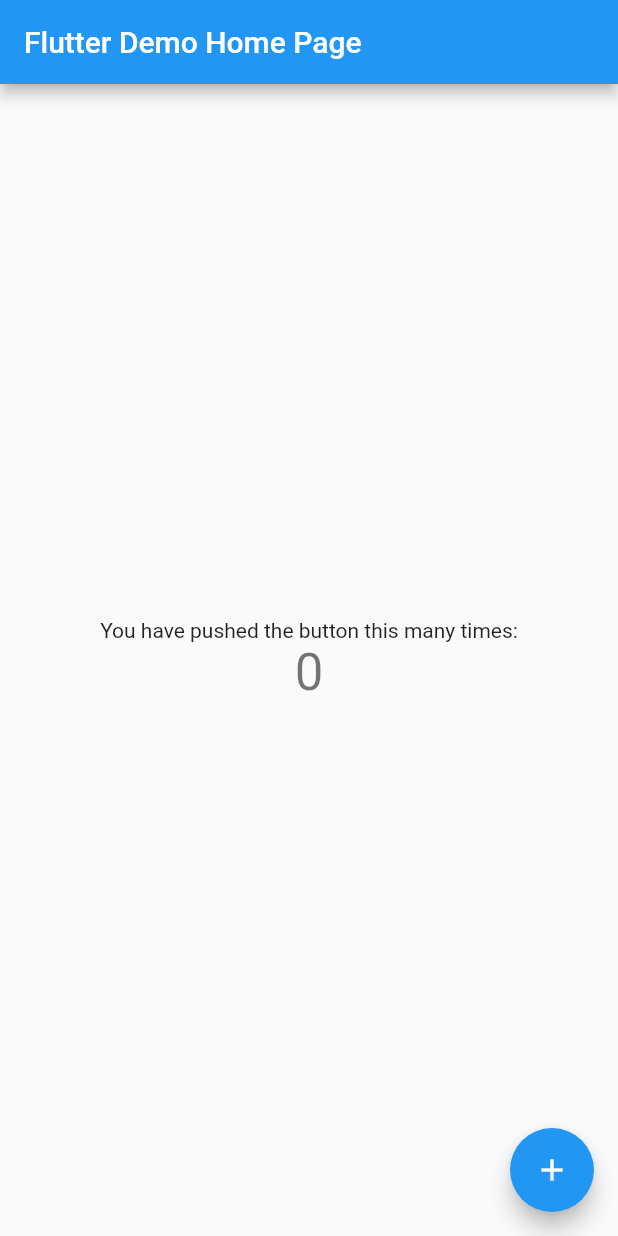
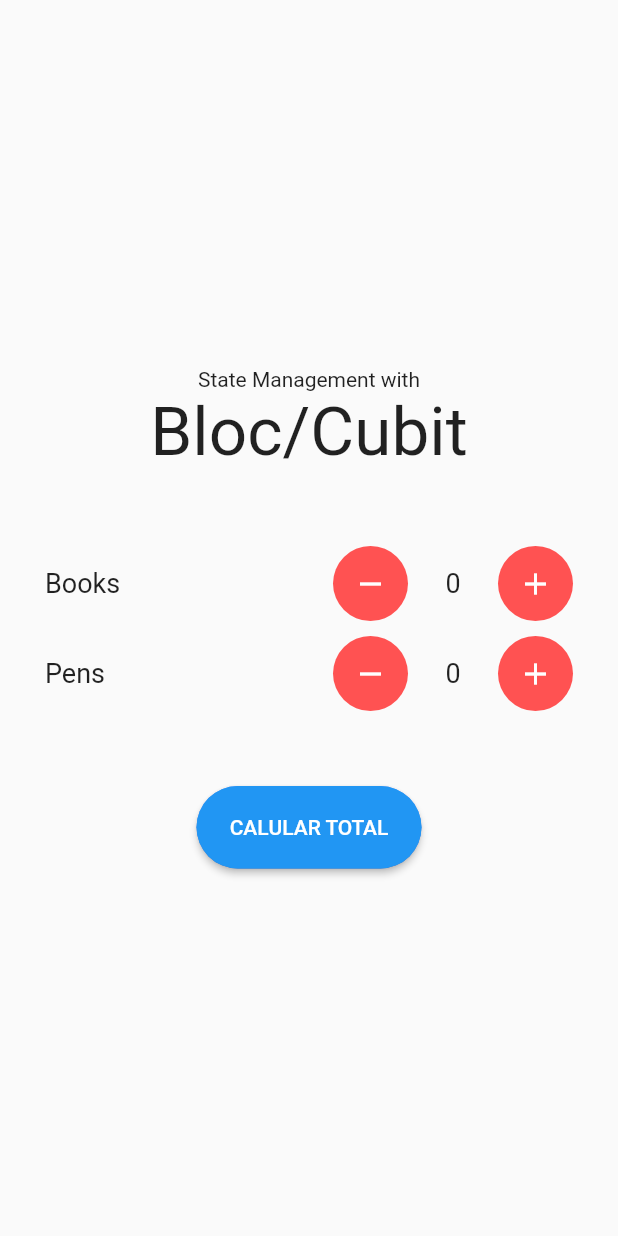
Before and after one commit to caruzojr/std_flutter_state_management_bloc_cubit, a Flutter app: the screen it shows after launch, on a phone screen of 412 x 824 dp. Run offline on Flutter 3.47's test engine with Material 2 defaults, Android fonts, the phone set to English and light mode, and no system bars; our stand-ins replace bloc, equatable, flutter_bloc.

Commit message:
implements state management with Bloc/Cubit

```diff
--- a/lib/main.dart
+++ b/lib/main.dart
@@ -1,113 +1,20 @@
 import 'package:flutter/material.dart';
+import 'package:std_flutter_state_management_bloc_cubit/modules/home/pages/home_page.dart';
 
 void main() {
   runApp(MyApp());
 }
 
 class MyApp extends StatelessWidget {
-  // This widget is the root of your application.
   @override
   Widget build(BuildContext context) {
     return MaterialApp(
+      debugShowCheckedModeBanner: false,
       title: 'Flutter Demo',
       theme: ThemeData(
-        // This is the theme of your application.
-        //
-        // Try running your application with "flutter run". You'll see the
-        // application has a blue toolbar. Then, without quitting the app, try
-        // changing the primarySwatch below to Colors.green and then invoke
-        // "hot reload" (press "r" in the console where you ran "flutter run",
-        // or simply save your changes to "hot reload" in a Flutter IDE).
-        // Notice that the counter didn't reset back to zero; the application
-        // is not restarted.
         primarySwatch: Colors.blue,
       ),
-      home: MyHomePage(title: 'Flutter Demo Home Page'),
+      home: HomePage(),
     );
   }
 }
-
-class MyHomePage extends StatefulWidget {
-  MyHomePage({Key key, this.title}) : super(key: key);
-
-  // This widget is the home page of your application. It is stateful, meaning
-  // that it has a State object (defined below) that contains fields that affect
-  // how it looks.
-
-  // This class is the configuration for the state. It holds the values (in this
-  // case the title) provided by the parent (in this case the App widget) and
-  // used by the build method of the State. Fields in a Widget subclass are
-  // always marked "final".
-
-  final String title;
-
-  @override
-  _MyHomePageState createState() => _MyHomePageState();
-}
-
-class _MyHomePageState extends State<MyHomePage> {
-  int _counter = 0;
-
-  void _incrementCounter() {
-    setState(() {
-      // This call to setState tells the Flutter framework that something has
-      // changed in this State, which causes it to rerun the build method below
-      // so that the display can reflect the updated values. If we changed
-      // _counter without calling setState(), then the build method would not be
-      // called again, and so nothing would appear to happen.
-      _counter++;
-    });
-  }
-
-  @override
-  Widget build(BuildContext context) {
-    // This method is rerun every time setState is called, for instance as done
-    // by the _incrementCounter method above.
-    //
-    // The Flutter framework has been optimized to make rerunning build methods
-    // fast, so that you can just rebuild anything that needs updating rather
-    // than having to individually change instances of widgets.
-    return Scaffold(
-      appBar: AppBar(
-        // Here we take the value from the MyHomePage object that was created by
-        // the App.build method, and use it to set our appbar title.
-        title: Text(widget.title),
-      ),
-      body: Center(
-        // Center is a layout widget. It takes a single child and positions it
-        // in the middle of the parent.
-        child: Column(
-          // Column is also a layout widget. It takes a list of children and
-          // arranges them vertically. By default, it sizes itself to fit its
-          // children horizontally, and tries to be as tall as its parent.
-          //
-          // Invoke "debug painting" (press "p" in the console, choose the
-          // "Toggle Debug Paint" action from the Flutter Inspector in Android
-          // Studio, or the "Toggle Debug Paint" command in Visual Studio Code)
-          // to see the wireframe for each widget.
-          //
-          // Column has various properties to control how it sizes itself and
-          // how it positions its children. Here we use mainAxisAlignment to
-          // center the children vertically; the main axis here is the vertical
-          // axis because Columns are vertical (the cross axis would be
-          // horizontal).
-          mainAxisAlignment: MainAxisAlignment.center,
-          children: <Widget>[
-            Text(
-              'You have pushed the button this many times:',
-            ),
-            Text(
-              '$_counter',
-              style: Theme.of(context).textTheme.headline4,
-            ),
-          ],
-        ),
-      ),
-      floatingActionButton: FloatingActionButton(
-        onPressed: _incrementCounter,
-        tooltip: 'Increment',
-        child: Icon(Icons.add),
-      ), // This trailing comma makes auto-formatting nicer for build methods.
-    );
-  }
-}
--- /dev/null
+++ b/lib/modules/home/cubit/home_cubit.dart
@@ -0,0 +1,49 @@
+import 'package:bloc/bloc.dart';
+import 'package:equatable/equatable.dart';
+
+part 'home_state.dart';
+
+class HomeCubit extends Cubit<HomeState> {
+  int books = 0;
+  int pens = 0;
+
+  int get sumProducts => books + pens;
+
+  HomeCubit()
+      : super(HomeSuccess(
+          books: 0,
+          pens: 0,
+        ));
+
+  incrementBook() {
+    books++;
+    emit(HomeSuccess(books: books, pens: pens));
+  }
+
+  decrementBook() {
+    if (books > 0) {
+      books--;
+      emit(HomeSuccess(books: books, pens: pens));
+    }
+  }
+
+  incrementPens() {
+    pens++;
+    emit(HomeSuccess(books: books, pens: pens));
+  }
+
+  decrementPens() {
+    if (pens > 0) {
+      pens--;
+      emit(HomeSuccess(books: books, pens: pens));
+    }
+  }
+
+  total() {
+    emit(TotalSuccess(books: books, pens: pens));
+  }
+
+  backHome() {
+    emit(HomeSuccess(books: books, pens: pens));
+  }
+}
--- /dev/null
+++ b/lib/modules/home/cubit/home_state.dart
@@ -0,0 +1,49 @@
+part of 'home_cubit.dart';
+
+// ignore: must_be_immutable
+abstract class HomeState extends Equatable {
+  int books;
+  int pens;
+
+  HomeState({
+    required this.books,
+    required this.pens,
+  });
+
+  @override
+  List<Object> get props => [];
+}
+
+// ignore: must_be_immutable
+class HomeSuccess extends HomeState {
+  int books;
+  int pens;
+
+  HomeSuccess({
+    required this.books,
+    required this.pens,
+  }) : super(
+          books: books,
+          pens: pens,
+        );
+
+  @override
+  List<Object> get props => [books, pens];
+}
+
+// ignore: must_be_immutable
+class TotalSuccess extends HomeState {
+  int books;
+  int pens;
+
+  TotalSuccess({
+    required this.books,
+    required this.pens,
+  }) : super(
+          books: books,
+          pens: pens,
+        );
+
+  @override
+  List<Object> get props => [books, pens];
+}
--- /dev/null
+++ b/lib/modules/home/pages/home_page.dart
@@ -0,0 +1,17 @@
+import 'package:flutter/material.dart';
+import 'package:flutter_bloc/flutter_bloc.dart';
+
+import '../cubit/home_cubit.dart';
+import '../views/home_listener.dart';
+
+class HomePage extends StatelessWidget {
+  const HomePage({Key? key}) : super(key: key);
+
+  @override
+  Widget build(BuildContext context) {
+    return BlocProvider(
+      create: (_) => HomeCubit(),
+      child: HomeListener(),
+    );
+  }
+}
--- /dev/null
+++ b/lib/modules/home/views/home_listener.dart
@@ -0,0 +1,40 @@
+import 'package:flutter/material.dart';
+import 'package:flutter_bloc/flutter_bloc.dart';
+import 'package:std_flutter_state_management_bloc_cubit/modules/home/views/total_view.dart';
+
+import '../cubit/home_cubit.dart';
+import 'home_view.dart';
+
+class HomeListener extends StatefulWidget {
+  const HomeListener({Key? key}) : super(key: key);
+
+  @override
+  _HomeListenerState createState() => _HomeListenerState();
+}
+
+class _HomeListenerState extends State<HomeListener> {
+  @override
+  Widget build(BuildContext context) {
+    return BlocBuilder<HomeCubit, HomeState>(
+      bloc: BlocProvider.of<HomeCubit>(context),
+      builder: (BuildContext context, HomeState state) {
+        if (state is HomeSuccess) {
+          return HomeView(
+            books: state.books,
+            pens: state.pens,
+          );
+        } else if (state is TotalSuccess) {
+          return TotalView();
+        } else {
+          return Scaffold(
+            body: Container(
+              child: Center(
+                child: Text("Nenhum estado emitido corretamente."),
+              ),
+            ),
+          );
+        }
+      },
+    );
+  }
+}
--- /dev/null
+++ b/lib/modules/home/views/home_view.dart
@@ -0,0 +1,128 @@
+import 'package:flutter/material.dart';
+import 'package:flutter_bloc/flutter_bloc.dart';
+import 'package:std_flutter_state_management_bloc_cubit/modules/home/cubit/home_cubit.dart';
+
+class HomeView extends StatefulWidget {
+  final int books;
+  final int pens;
+
+  const HomeView({
+    Key? key,
+    required this.books,
+    required this.pens,
+  }) : super(key: key);
+
+  @override
+  State<HomeView> createState() => _HomeViewState();
+}
+
+class _HomeViewState extends State<HomeView> {
+  @override
+  Widget build(BuildContext context) {
+    final cubit = BlocProvider.of<HomeCubit>(context);
+
+    return Scaffold(
+      body: Container(
+        padding: EdgeInsets.all(30),
+        child: Column(
+          mainAxisAlignment: MainAxisAlignment.center,
+          children: [
+            Text('State Management with'),
+            Text(
+              'Bloc/Cubit',
+              style: TextStyle(fontSize: 45),
+            ),
+            SizedBox(height: 50),
+            Row(
+              children: [
+                Text('Books', style: TextStyle(fontSize: 18)),
+                Spacer(),
+                Container(
+                  width: 50,
+                  height: 50,
+                  decoration: BoxDecoration(
+                    borderRadius: BorderRadius.circular(25),
+                    color: Colors.redAccent,
+                  ),
+                  child: IconButton(
+                    icon: Icon(Icons.remove, color: Colors.white),
+                    onPressed: () => cubit.decrementBook(),
+                  ),
+                ),
+                Container(
+                  width: 60,
+                  child: Center(
+                    child: Text('${widget.books}', style: TextStyle(fontSize: 18)),
+                  ),
+                ),
+                Container(
+                  width: 50,
+                  height: 50,
+                  decoration: BoxDecoration(
+                    borderRadius: BorderRadius.circular(25),
+                    color: Colors.redAccent,
+                  ),
+                  child: IconButton(
+                    icon: Icon(Icons.add, color: Colors.white),
+                    onPressed: () => cubit.incrementBook(),
+                  ),
+                ),
+              ],
+            ),
+            SizedBox(height: 10),
+            Row(
+              children: [
+                Text('Pens', style: TextStyle(fontSize: 18)),
+                Spacer(),
+                Container(
+                  width: 50,
+                  height: 50,
+                  decoration: BoxDecoration(
+                    borderRadius: BorderRadius.circular(25),
+                    color: Colors.redAccent,
+                  ),
+                  child: IconButton(
+                    icon: Icon(Icons.remove, color: Colors.white),
+                    onPressed: () => cubit.decrementPens(),
+                  ),
+                ),
+                Container(
+                  width: 60,
+                  child: Center(
+                    child: Text('${widget.pens}', style: TextStyle(fontSize: 18)),
+                  ),
+                ),
+                Container(
+                  width: 50,
+                  height: 50,
+                  decoration: BoxDecoration(
+                    borderRadius: BorderRadius.circular(25),
+                    color: Colors.redAccent,
+                  ),
+                  child: IconButton(
+                    icon: Icon(Icons.add, color: Colors.white),
+                    onPressed: () => cubit.incrementPens(),
+                  ),
+                ),
+              ],
+            ),
+            SizedBox(height: 50),
+            Container(
+              width: 150,
+              height: 55,
+              decoration: BoxDecoration(
+                borderRadius: BorderRadius.circular(30),
+                color: Colors.blueAccent,
+              ),
+              child: ElevatedButton(
+                style: ElevatedButton.styleFrom(shape: RoundedRectangleBorder(borderRadius: BorderRadius.circular(30))),
+                onPressed: () => cubit.total(),
+                child: Text("CALULAR TOTAL"),
+              ),
+            ),
+          ],
+        ),
+      ),
+    );
+  }
+}
--- /dev/null
+++ b/lib/modules/home/views/total_view.dart
@@ -0,0 +1,56 @@
+import 'package:flutter/material.dart';
+import 'package:flutter_bloc/flutter_bloc.dart';
+
+import '../cubit/home_cubit.dart';
+
+class TotalView extends StatelessWidget {
+  const TotalView({Key? key}) : super(key: key);
+
+  @override
+  Widget build(BuildContext context) {
+    final cubit = BlocProvider.of<HomeCubit>(context);
+
+    return Scaffold(
+      body: Container(
+        padding: EdgeInsets.all(30),
+        child: Column(
+          mainAxisAlignment: MainAxisAlignment.center,
+          children: [
+            Text('State Management with'),
+            Text(
+              'Bloc/Cubit',
+              style: TextStyle(fontSize: 45),
+            ),
+            SizedBox(height: 50),
+            Row(
+              children: [
+                Text('Total Products', style: TextStyle(fontSize: 18)),
+                Spacer(),
+                Container(
+                  width: 60,
+                  child: Center(
+                    child: Text('${cubit.sumProducts}', style: TextStyle(fontSize: 18)),
+                  ),
+                ),
+              ],
+            ),
+            SizedBox(height: 50),
+            Container(
+              width: 150,
+              height: 55,
+              decoration: BoxDecoration(
+                borderRadius: BorderRadius.circular(30),
+                color: Colors.blueAccent,
+              ),
+              child: ElevatedButton(
+                style: ElevatedButton.styleFrom(shape: RoundedRectangleBorder(borderRadius: BorderRadius.circular(30))),
+                onPressed: () => cubit.backHome(),
+                child: Text("VOLTAR"),
+              ),
+            ),
+          ],
+        ),
+      ),
+    );
+  }
+}
--- a/pubspec.yaml
+++ b/pubspec.yaml
@@ -18,7 +18,7 @@
 version: 1.0.0+1
 
 environment:
-  sdk: ">=2.7.0 <3.0.0"
+  sdk: ">=2.12.0 <3.0.0"
 
 dependencies:
   flutter:
@@ -28,6 +28,8 @@
   # The following adds the Cupertino Icons font to your application.
   # Use with the CupertinoIcons class for iOS style icons.
   cupertino_icons: ^1.0.2
+  flutter_bloc:
+  equatable:
 
 dev_dependencies:
   flutter_test:
```
Also changed, not shown: pubspec.lock.
